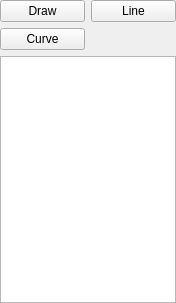
Above: mainwindow.ui from Vesuri/excellence before the change. Below: the same form after it.
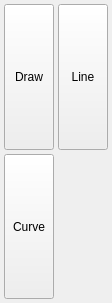
That is the form after the change.

Commit message: Use buttons instead of a graphics view to show the palette

Diff of the .ui file:
```diff
--- a/mainwindow.ui
+++ b/mainwindow.ui
@@ -6,7 +6,7 @@
    <rect>
     <x>0</x>
     <y>0</y>
-    <width>176</width>
+    <width>112</width>
     <height>303</height>
    </rect>
   </property>
@@ -16,48 +16,59 @@
   <widget class="QWidget" name="widgetMain">
    <layout class="QGridLayout" name="gridLayout">
     <property name="leftMargin">
-     <number>0</number>
+     <number>4</number>
     </property>
     <property name="topMargin">
-     <number>0</number>
+     <number>4</number>
     </property>
     <property name="rightMargin">
-     <number>0</number>
+     <number>4</number>
     </property>
     <property name="bottomMargin">
-     <number>0</number>
+     <number>4</number>
+    </property>
+    <property name="spacing">
+     <number>4</number>
     </property>
     <item row="1" column="0">
-     <widget class="QPushButton" name="curveButton">
+     <widget class="QToolButton" name="curveButton">
+      <property name="sizePolicy">
+       <sizepolicy hsizetype="Expanding" vsizetype="Expanding">
+        <horstretch>0</horstretch>
+        <verstretch>0</verstretch>
+       </sizepolicy>
+      </property>
       <property name="text">
        <string>Curve</string>
       </property>
      </widget>
     </item>
     <item row="0" column="1">
-     <widget class="QPushButton" name="lineButton">
+     <widget class="QToolButton" name="lineButton">
+      <property name="sizePolicy">
+       <sizepolicy hsizetype="Expanding" vsizetype="Expanding">
+        <horstretch>0</horstretch>
+        <verstretch>0</verstretch>
+       </sizepolicy>
+      </property>
       <property name="text">
        <string>Line</string>
       </property>
      </widget>
     </item>
     <item row="0" column="0">
-     <widget class="QPushButton" name="drawButton">
+     <widget class="QToolButton" name="drawButton">
+      <property name="sizePolicy">
+       <sizepolicy hsizetype="Expanding" vsizetype="Expanding">
+        <horstretch>0</horstretch>
+        <verstretch>0</verstretch>
+       </sizepolicy>
+      </property>
       <property name="text">
        <string>Draw</string>
       </property>
      </widget>
     </item>
-    <item row="2" column="0" colspan="2">
-     <widget class="QGraphicsView" name="paletteGraphicsView">
-      <property name="alignment">
-       <set>Qt::AlignLeading|Qt::AlignLeft|Qt::AlignTop</set>
-      </property>
-      <property name="transformationAnchor">
-       <enum>QGraphicsView::AnchorViewCenter</enum>
-      </property>
-     </widget>
-    </item>
    </layout>
   </widget>
   <widget class="QMenuBar" name="menuBar">
```
Left out of the diff: 2 changed lines with no effect on the pictures. The commit also changes 5 other files.
